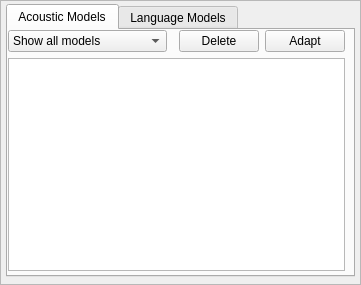
This is res/ui/settingspane-model.ui in smartboyhw/speechcontrol as Qt 5 draws it before an edit. The edited form follows.
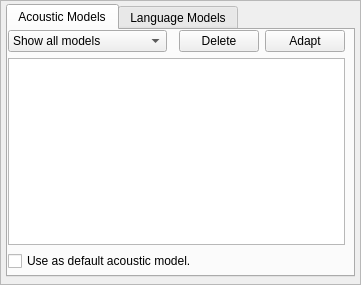
This is the edited form.

Commit message: Added the logic for the ability of selecting a default acoustic and language model.

```diff
--- a/res/ui/settingspane-model.ui
+++ b/res/ui/settingspane-model.ui
@@ -103,6 +103,13 @@
          <item row="1" column="0" colspan="4">
           <widget class="QListWidget" name="listWidgetAcoustic"/>
          </item>
+         <item row="2" column="0" colspan="4">
+          <widget class="QCheckBox" name="checkBoxDefaultAcousticModel">
+           <property name="text">
+            <string>Use as default acoustic model.</string>
+           </property>
+          </widget>
+         </item>
         </layout>
        </widget>
       </widget>
```
Left out of the diff: 107 changed lines with no effect on the pictures. The commit also changes 2 other files.
